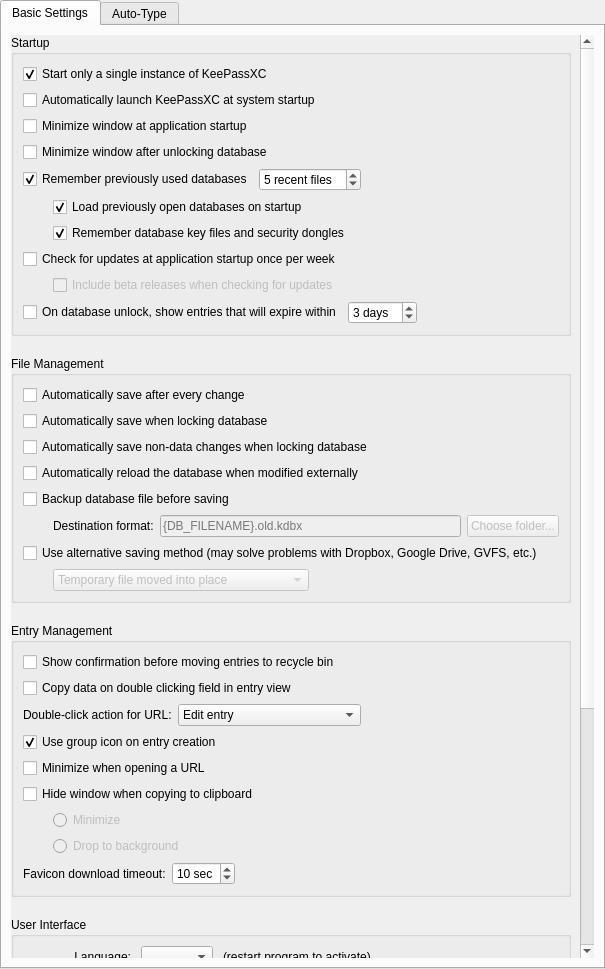
Above: src/gui/ApplicationSettingsWidgetGeneral.ui from juzu-o/keepassxc before the change. Below: the same form after it.
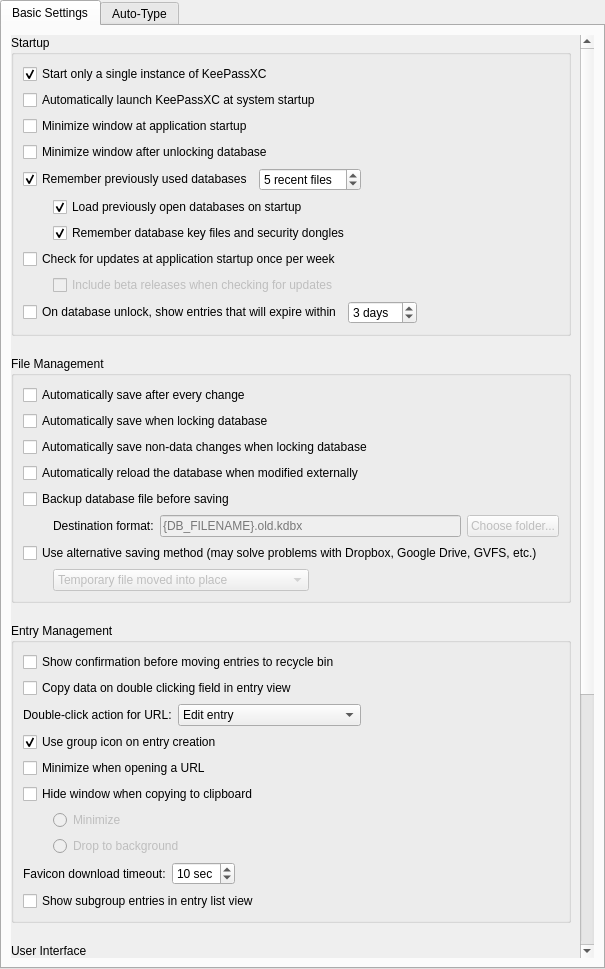
That is the form after the change. Custom widgets are drawn as their Qt base class.

Commit message: Add Show Subgroup Entries feature - core implementation and UI

The edit to the form file:
```diff
--- a/src/gui/ApplicationSettingsWidgetGeneral.ui
+++ b/src/gui/ApplicationSettingsWidgetGeneral.ui
@@ -743,6 +743,13 @@
                 </item>
                </layout>
               </item>
+              <item>
+               <widget class="QCheckBox" name="showSubgroupEntriesCheckBox">
+                <property name="text">
+                 <string>Show subgroup entries in entry list view</string>
+                </property>
+               </widget>
+              </item>
              </layout>
             </widget>
            </item>
```
Left out of the diff: 1 changed line with no effect on the pictures. The commit also changes 6 other files.
